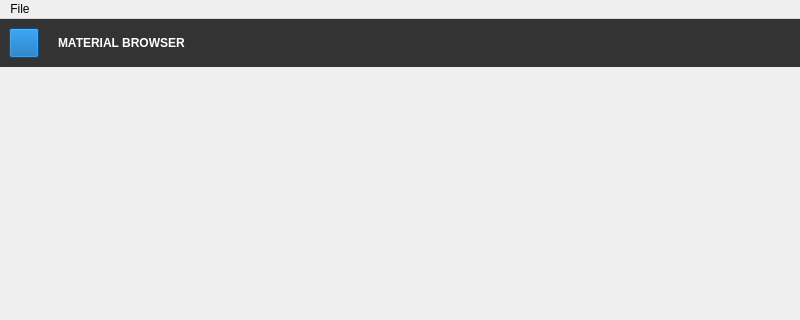
Old version of the form src/materialbrowser.ui in the repository Michalaq/ChromosomeVisualizer; both pictures show x 0 to 800 and y 0 to 320 of the 800 by 600 pixel window.
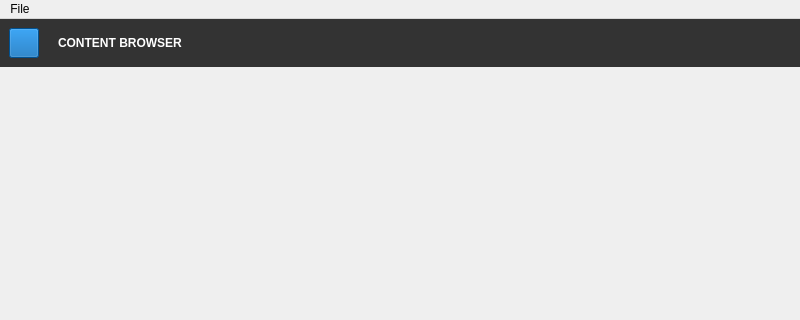
New version of the form. Icons and pictures are not drawn. Custom widgets are drawn as their Qt base class.

Commit message: Minor changes to Content Browser

What changed in the file:
```diff
--- a/src/materialbrowser.ui
+++ b/src/materialbrowser.ui
@@ -229,7 +229,7 @@
 </string>
          </property>
          <property name="text">
-          <string>&lt;html&gt;&lt;head/&gt;&lt;body&gt;&lt;p&gt;&lt;span style=&quot; font-weight:600;&quot;&gt;MATERIAL BROWSER&lt;/span&gt;&lt;/p&gt;&lt;/body&gt;&lt;/html&gt;</string>
+          <string>&lt;html&gt;&lt;head/&gt;&lt;body&gt;&lt;p&gt;&lt;span style=&quot; font-weight:600;&quot;&gt;CONTENT BROWSER&lt;/span&gt;&lt;/p&gt;&lt;/body&gt;&lt;/html&gt;</string>
          </property>
          <property name="textFormat">
           <enum>Qt::AutoText</enum>
```
Left out of the diff: 12 changed lines with no effect on the pictures.
